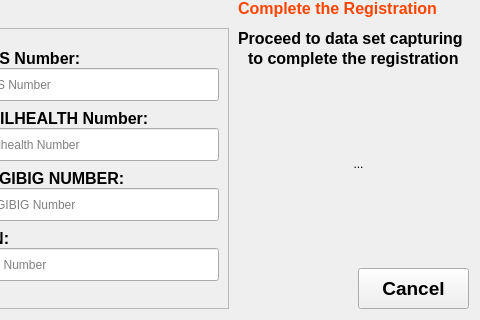
This is EMS_Desktop_App/UIs/RegisterWindow.ui in cedie712/EMS_Project as Qt 5 draws it before an edit; both pictures show x 302 to 782 and y 382 to 702 of the 782 by 702 pixel window. The edited form follows.
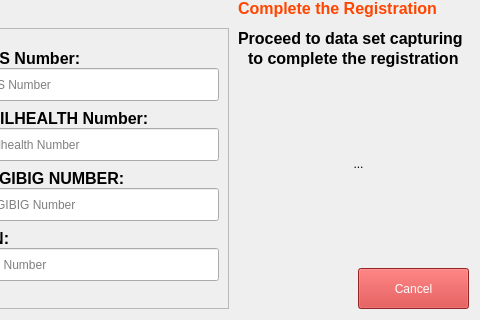
This is the edited form. Icons and pictures are not drawn.

```diff
--- a/EMS_Desktop_App/UIs/RegisterWindow.ui
+++ b/EMS_Desktop_App/UIs/RegisterWindow.ui
@@ -798,17 +798,15 @@
       <height>41</height>
      </rect>
     </property>
-    <property name="font">
-     <font>
-      <family>Arial</family>
-      <pointsize>14</pointsize>
-      <weight>75</weight>
-      <bold>true</bold>
-     </font>
-    </property>
     <property name="focusPolicy">
      <enum>Qt::TabFocus</enum>
     </property>
+    <property name="styleSheet">
+     <string notr="true">color: #fff;
+background-color: rgb(209, 51, 51);
+font: 14px/20px &quot;Helvetica Neue&quot;,Helvetica,Arial,sans-serif;
+</string>
+    </property>
     <property name="text">
      <string>Cancel</string>
     </property>
```
Left out of the diff: 4 changed lines with no effect on the pictures.
